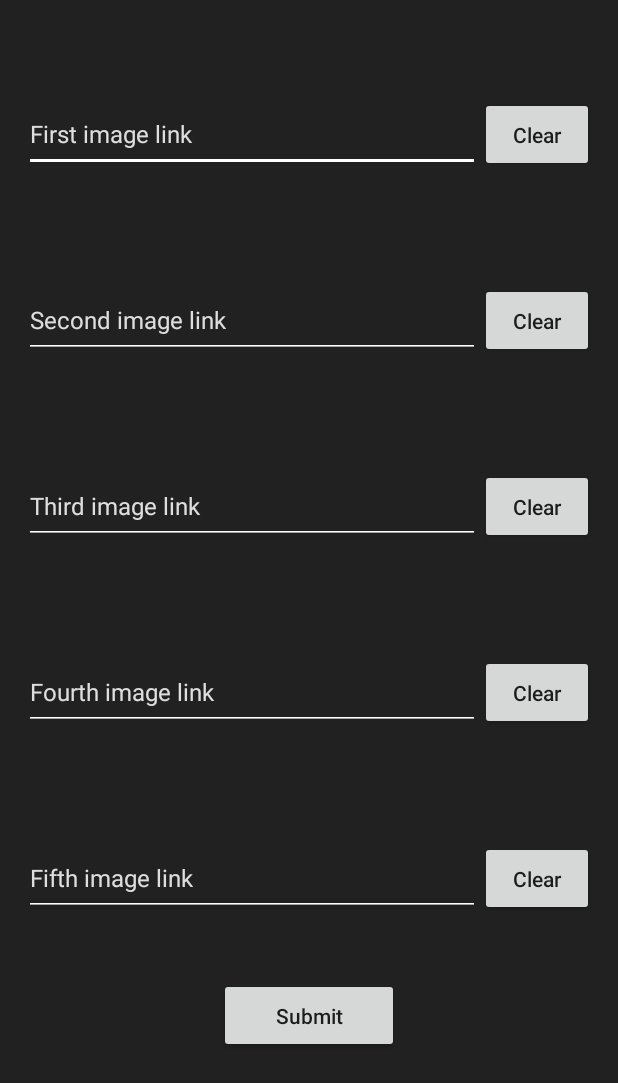
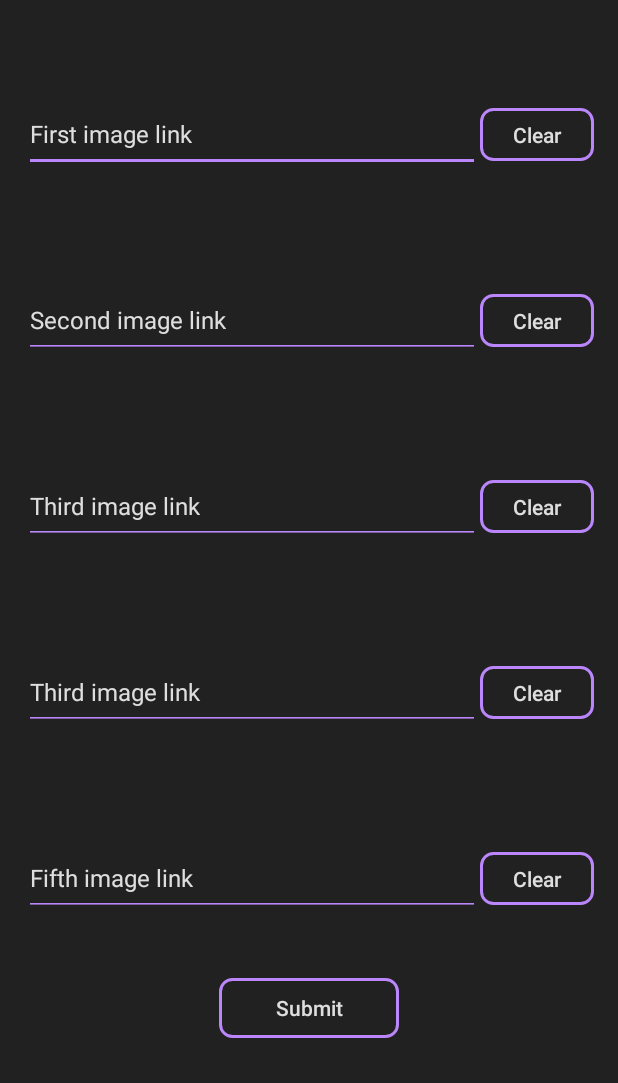
Before and after one commit to samvu05/t3pro-image-downloader, an Android app: the layout edit.xml on its own in the app's theme, with its tools: preview values and no code run, on a phone screen of 412 x 824 dp. Shown: the top 1083 px of the screen. Run offline under Robolectric (Android 15) with nearby library versions, the phone set to English and light mode, and no system bars.

Commit message:
final UI edit

```diff
--- a/app/build.gradle
+++ b/app/build.gradle
@@ -26,4 +26,5 @@ dependencies {
     testImplementation 'junit:junit:4.12'
     androidTestImplementation 'androidx.test.ext:junit:1.1.0'
     androidTestImplementation 'androidx.test.espresso:espresso-core:3.1.1'
+
 }
--- a/app/src/main/AndroidManifest.xml
+++ b/app/src/main/AndroidManifest.xml
@@ -9,7 +9,7 @@
         android:roundIcon="@mipmap/ic_launcher_round"
         android:supportsRtl="true"
         android:theme="@style/AppTheme">
-        <activity android:name=".MainActivity">
+        <activity android:name=".HomeActivity">
             <intent-filter>
                 <action android:name="android.intent.action.MAIN" />
 
--- /dev/null
+++ b/app/src/main/java/com/sam/t3pro_image_downloader/EditActivity.java
@@ -0,0 +1,4 @@
+package com.sam.t3pro_image_downloader;
+
+public class EditActivity {
+}
--- a/app/src/main/java/com/sam/t3pro_image_downloader/MainActivity.java
+++ b/app/src/main/java/com/sam/t3pro_image_downloader/HomeActivity.java
@@ -4,7 +4,7 @@ import androidx.appcompat.app.AppCompatActivity;
 
 import android.os.Bundle;
 
-public class MainActivity extends AppCompatActivity {
+public class HomeActivity extends AppCompatActivity {
 
     @Override
     protected void onCreate(Bundle savedInstanceState) {
--- /dev/null
+++ b/app/src/main/res/drawable/btn_bg.xml
@@ -0,0 +1,5 @@
+<?xml version="1.0" encoding="utf-8"?>
+<shape xmlns:android="http://schemas.android.com/apk/res/android">
+    <corners android:radius="8dp"></corners>
+    <stroke android:color="@color/colorTitle" android:width="2dp"></stroke>
+</shape>
--- a/app/src/main/res/layout/edit.xml
+++ b/app/src/main/res/layout/edit.xml
@@ -20,7 +20,7 @@
             android:hint="First image link "
             android:textSize="16sp"
             android:textColorHint="@color/colorTextHint"
-            android:backgroundTint="#FFFFFF"
+            android:backgroundTint="@color/colorTitle"
             android:layout_width="0dp"
 
             ></EditText>
@@ -28,10 +28,12 @@
             android:id="@+id/btn_clear1"
             android:layout_weight="1"
             android:layout_width="0dp"
-            android:layout_height="50dp"
+            android:layout_height="35dp"
             android:text="Clear"
             android:textAllCaps="false"
+            android:textColor="@color/colorTextHint"
             android:layout_gravity="center_vertical"
+            android:background="@drawable/btn_bg"
             ></Button>
     </LinearLayout>
 
@@ -49,15 +51,17 @@
             android:hint="Second image link"
             android:textSize="16sp"
             android:textColorHint="@color/colorTextHint"
-            android:backgroundTint="#FFFFFF"
+            android:backgroundTint="@color/colorTitle"
             android:layout_width="0dp"></EditText>
         <Button
             android:id="@+id/btn_clear2"
             android:layout_weight="1"
             android:layout_width="0dp"
-            android:layout_height="50dp"
+            android:layout_height="35dp"
             android:text="Clear"
             android:textAllCaps="false"
+            android:background="@drawable/btn_bg"
+            android:textColor="@color/colorTextHint"
             android:layout_gravity="center_vertical"
             ></Button>
     </LinearLayout>
@@ -76,15 +80,17 @@
             android:hint="Third image link"
             android:textSize="16sp"
             android:textColorHint="@color/colorTextHint"
-            android:backgroundTint="#FFFFFF"
+            android:backgroundTint="@color/colorTitle"
             android:layout_width="0dp"></EditText>
         <Button
             android:id="@+id/btn_clear3"
             android:layout_weight="1"
             android:layout_width="0dp"
-            android:layout_height="50dp"
+            android:layout_height="35dp"
             android:text="Clear"
             android:textAllCaps="false"
+            android:background="@drawable/btn_bg"
+            android:textColor="@color/colorTextHint"
             android:layout_gravity="center_vertical"
             ></Button>
     </LinearLayout>
@@ -100,18 +106,20 @@
             android:layout_weight="4"
             android:layout_height="50dp"
             android:layout_gravity="center_vertical"
-            android:hint="Fourth image link"
+            android:hint="Third image link"
             android:textSize="16sp"
             android:textColorHint="@color/colorTextHint"
-            android:backgroundTint="#FFFFFF"
+            android:backgroundTint="@color/colorTitle"
             android:layout_width="0dp"></EditText>
         <Button
             android:id="@+id/btn_clear4"
             android:layout_weight="1"
             android:layout_width="0dp"
-            android:layout_height="50dp"
+            android:layout_height="35dp"
             android:text="Clear"
             android:textAllCaps="false"
+            android:background="@drawable/btn_bg"
+            android:textColor="@color/colorTextHint"
             android:layout_gravity="center_vertical"
             ></Button>
     </LinearLayout>
@@ -130,26 +138,30 @@
             android:hint="Fifth image link"
             android:textSize="16sp"
             android:textColorHint="@color/colorTextHint"
-            android:backgroundTint="#FFFFFF"
+            android:backgroundTint="@color/colorTitle"
             android:layout_width="0dp"></EditText>
         <Button
             android:id="@+id/btn_clear5"
             android:layout_weight="1"
             android:layout_width="0dp"
-            android:layout_height="50dp"
+            android:layout_height="35dp"
             android:text="Clear"
             android:textAllCaps="false"
+            android:background="@drawable/btn_bg"
+            android:textColor="@color/colorTextHint"
             android:layout_gravity="center_vertical"
             ></Button>
     </LinearLayout>
 
     <Button
         android:id="@+id/btn_submit"
+        android:layout_width="120dp"
+        android:layout_height="40dp"
+        android:layout_gravity="center_horizontal"
         android:layout_marginTop="16dp"
-        android:layout_width="120dp"
-        android:layout_height="50dp"
+        android:background="@drawable/btn_bg"
         android:text="Submit"
         android:textAllCaps="false"
-        android:layout_gravity="center_horizontal"></Button>
+        android:textColor="@color/colorTextHint"></Button>
 
 </LinearLayout>
--- a/app/src/main/res/layout/home.xml
+++ b/app/src/main/res/layout/home.xml
@@ -7,7 +7,7 @@
     android:background="#121212"
     android:orientation="vertical"
     android:padding="16dp"
-    tools:context=".MainActivity">
+    tools:context=".HomeActivity">
     <RelativeLayout
         android:layout_width="match_parent"
         android:layout_height="50dp"
```
